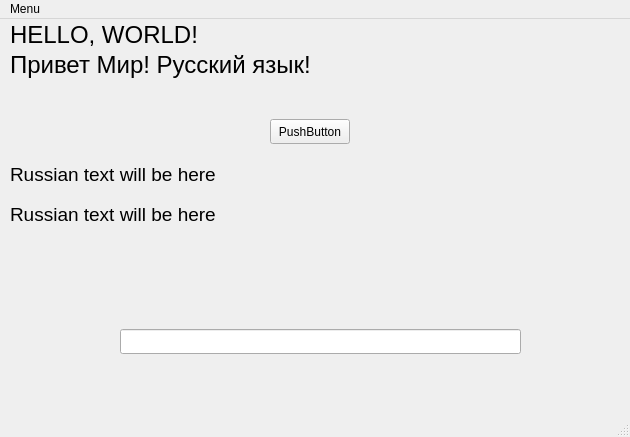
Above: qt/cmake/gui-imx/mainwindow.ui from alexvlv/testings before the change. Below: the same form after it.
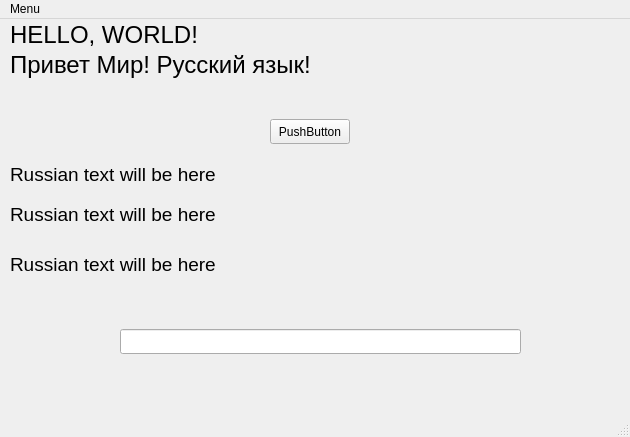
That is the form after the change.

Commit message: WinString::fromLocal8Bit

Patch:
```diff
--- a/qt/cmake/gui-imx/mainwindow.ui
+++ b/qt/cmake/gui-imx/mainwindow.ui
@@ -109,6 +109,24 @@
      <string>Russian text will be here</string>
     </property>
    </widget>
+   <widget class="QLabel" name="labelWinString">
+    <property name="geometry">
+     <rect>
+      <x>10</x>
+      <y>220</y>
+      <width>611</width>
+      <height>51</height>
+     </rect>
+    </property>
+    <property name="font">
+     <font>
+      <pointsize>14</pointsize>
+     </font>
+    </property>
+    <property name="text">
+     <string>Russian text will be here</string>
+    </property>
+   </widget>
   </widget>
   <widget class="QMenuBar" name="menubar">
    <property name="geometry">
```
The commit also changes 2 other files.
